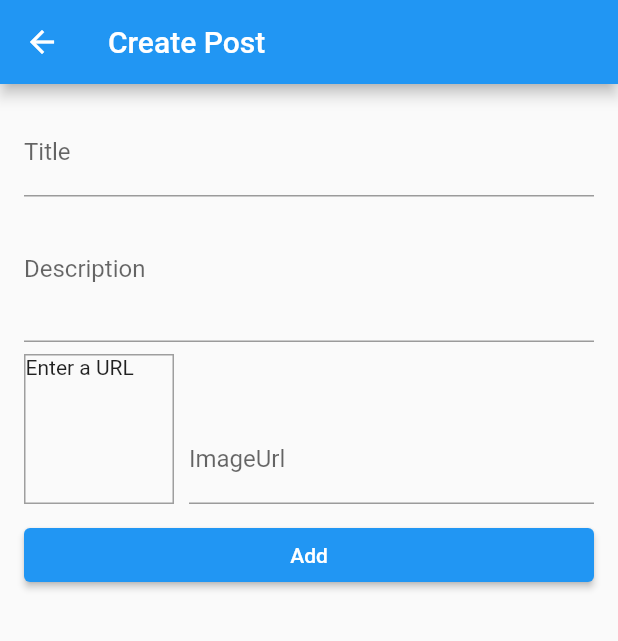
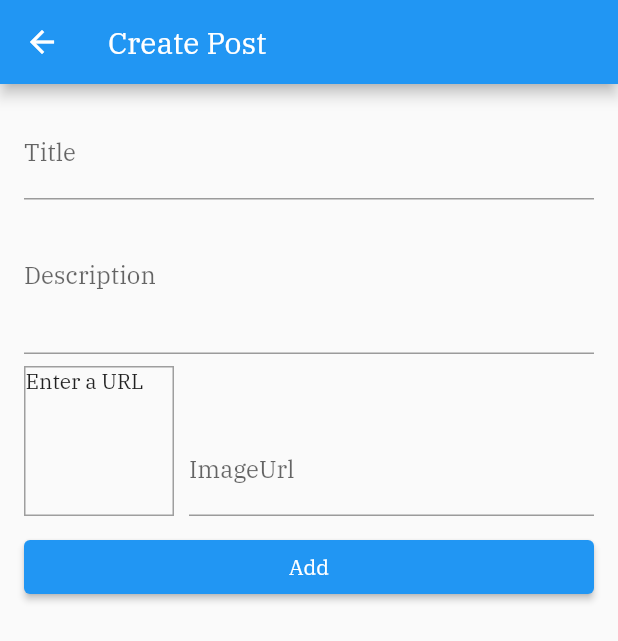
Before and after one commit to mohsin779/To-Do-Flutter, a Flutter app: the screen it shows after launch, after a tap on the "add" icon, on a phone screen of 412 x 824 dp. Shown: the top 641 px of the screen. Run offline on Flutter 3.47's test engine with Material 2 defaults, Android fonts, the phone set to English and light mode, and no system bars; network calls fail.

Commit message:
added icon button to edit post and also added new fonts

```diff
--- a/lib/main.dart
+++ b/lib/main.dart
@@ -21,7 +21,12 @@ class MyApp extends StatelessWidget {
         debugShowCheckedModeBanner: false,
         title: 'ToDo',
         theme: ThemeData(
-          primarySwatch: Colors.blue,
+          fontFamily: 'IBMPlexSerif',
+        ).copyWith(
+          colorScheme: ThemeData().colorScheme.copyWith(
+                primary: Colors.blue,
+                // secondary: Colors.deepOrange,
+              ),
         ),
         home: HomePage(),
         routes: {
```
Also changed, not shown: lib/widgets/post_item.dart (+13 -0 lines), pubspec.yaml (+6 -6 lines), assets/fonts/IBMPlexSerif-MediumItalic.ttf (added), assets/fonts/IBMPlexSerif-Regular.ttf (added).
